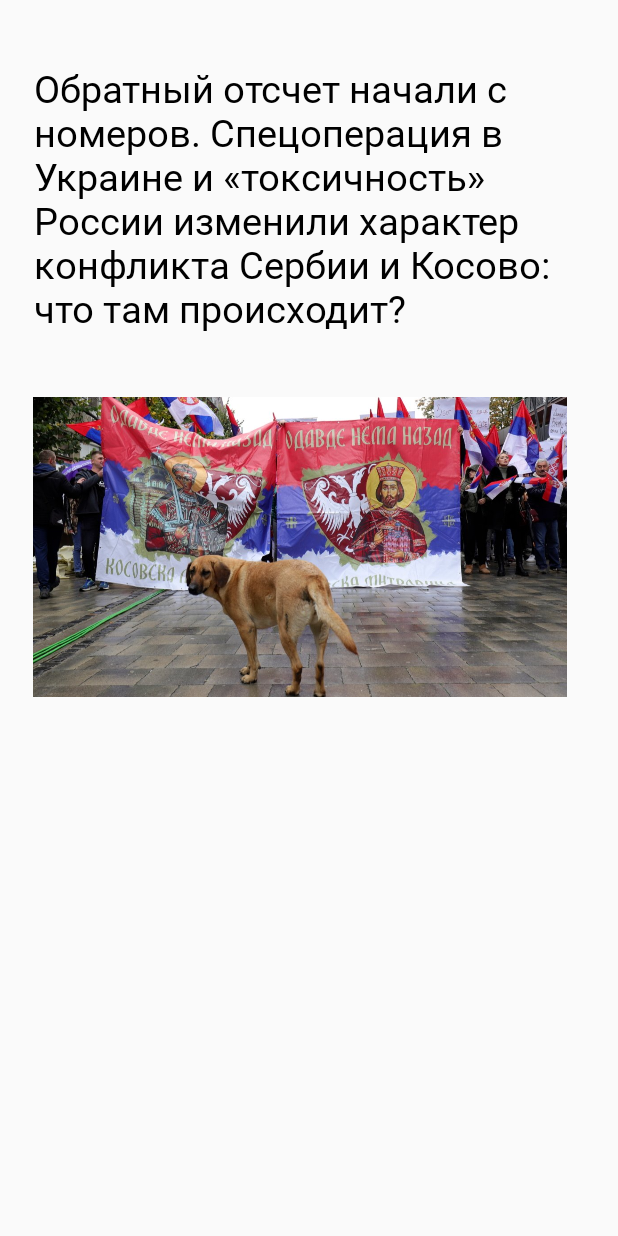
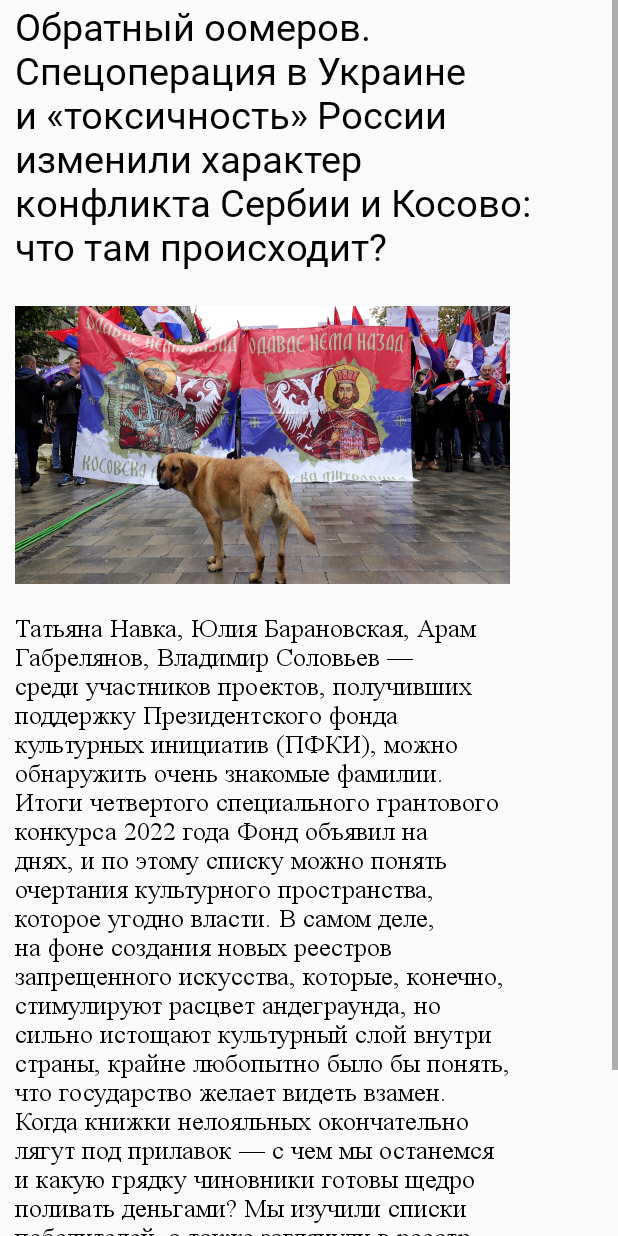
Before and after one commit to ilyastoletov/Orange-News-App, an Android app: the layout activity_article.xml on its own in the app's theme, with its tools: preview values and no code run, on a phone screen of 412 x 824 dp. Run offline under Robolectric (Android 15) with nearby library versions, the phone set to English and light mode, and no system bars.

Commit message:
updating article activity

```diff
--- a/app/src/main/java/com/evilcorp/orangenews/ArticleActivity.kt
+++ b/app/src/main/java/com/evilcorp/orangenews/ArticleActivity.kt
@@ -6,6 +6,7 @@ import android.os.Bundle
 import android.view.MenuItem
 import androidx.databinding.DataBindingUtil
 import com.evilcorp.orangenews.databinding.ActivityArticleBinding
+import com.squareup.picasso.Picasso
 
 class ArticleActivity : AppCompatActivity() {
 
@@ -14,11 +15,12 @@ class ArticleActivity : AppCompatActivity() {
     override fun onCreate(savedInstanceState: Bundle?) {
         super.onCreate(savedInstanceState)
         binding = DataBindingUtil.setContentView(this@ArticleActivity, R.layout.activity_article)
-        val articleTitle = intent.getStringExtra("ArticleTitle")
-        val articleText = intent.getStringExtra("ArticleText")
         binding.lifecycleOwner = this
         supportActionBar!!.setDisplayHomeAsUpEnabled(true)
         supportActionBar!!.title = ""
+        binding.articleTitle.text = intent.getStringExtra("ArticleTitle")
+        binding.articleText.text = intent.getStringExtra("ArticleText")
+        Picasso.get().load(intent.getStringExtra("ArticleImage")).into(binding.articleImage)
     }
 
 
--- a/app/src/main/java/com/evilcorp/orangenews/ui/adapters/AllNewsAdapter.kt
+++ b/app/src/main/java/com/evilcorp/orangenews/ui/adapters/AllNewsAdapter.kt
@@ -18,7 +18,7 @@ import com.squareup.picasso.Picasso
 
 class AllNewsAdapter(val context: Context) : RecyclerView.Adapter<AllNewsAdapter.AllNewsHolder>() {
 
-    var news: List<News> = arrayListOf(News("Загрузка...", "https://www.clipartmax.com/png/full/328-3285005_big-image-pill.png"))
+    var news: List<News> = arrayListOf(News("Загрузка...", "https://www.clipartmax.com/png/full/328-3285005_big-image-pill.png", "dsfjmd"))
 
     class AllNewsHolder(itemView: View, binding: AllNewsItemBinding) : RecyclerView.ViewHolder(itemView) {
         val titleImage: ImageView = binding.titleImage
@@ -44,6 +44,8 @@ class AllNewsAdapter(val context: Context) : RecyclerView.Adapter<AllNewsAdapter
             val intent = Intent(context, ArticleActivity::class.java)
             intent.putExtra("ArticleTitle", news[position].title)
             intent.putExtra("ArticleText", news[position].articleText)
+            intent.putExtra("ArticleImage", news[position].imageUrl)
+            context.startActivity(intent)
         }
     }
 
--- a/app/src/main/res/layout/activity_article.xml
+++ b/app/src/main/res/layout/activity_article.xml
@@ -11,35 +11,52 @@
         android:layout_width="match_parent"
         android:layout_height="match_parent"
         tools:context=".ArticleActivity">
+        <ScrollView
+            android:layout_width="match_parent"
+            android:layout_height="match_parent">
+        <LinearLayout
+            android:layout_width="wrap_content"
+            android:layout_height="wrap_content"
+            android:orientation="vertical"
+            app:layout_constraintTop_toTopOf="parent"
+            app:layout_constraintStart_toStartOf="parent"
+            app:layout_constraintEnd_toEndOf="parent">
 
         <TextView
             android:id="@+id/article_title"
             android:layout_width="350dp"
             android:layout_height="wrap_content"
-            android:text="Обратный отсчет начали с номеров. Спецоперация в Украине и «токсичность» России изменили характер конфликта Сербии и Косово: что там происходит?"
-            android:textSize="25sp"
-            android:layout_marginStart="20dp"
+            android:layout_marginStart="10dp"
             android:layout_marginEnd="20dp"
+            android:fontFamily="@font/article_bold"
+            android:text="Обратный оомеров. Спецоперация в Украине и «токсичность» России изменили характер конфликта Сербии и Косово: что там происходит?"
             android:textColor="@color/black"
-            android:fontFamily="@font/article_bold"
-            app:layout_constraintBottom_toBottomOf="parent"
-            app:layout_constraintEnd_toEndOf="parent"
-            app:layout_constraintHorizontal_bias="0.132"
-            app:layout_constraintStart_toStartOf="parent"
-            app:layout_constraintTop_toTopOf="parent"
-            app:layout_constraintVertical_bias="0.064" />
+            android:textSize="25sp" />
 
         <ImageView
-            android:layout_width="400dp"
+            android:id="@+id/article_image"
+            android:layout_marginTop="15dp"
+            android:layout_width="330dp"
             android:layout_height="200dp"
+            android:layout_marginStart="10dp"
             android:layout_marginEnd="40dp"
-            android:src="@drawable/title_example_image"
-            app:layout_constraintBottom_toBottomOf="parent"
-            app:layout_constraintEnd_toEndOf="parent"
-            app:layout_constraintHorizontal_bias="0.0"
-            app:layout_constraintStart_toStartOf="parent"
-            app:layout_constraintTop_toTopOf="@id/article_title"
-            app:layout_constraintVertical_bias="0.383" />
+            android:src="@drawable/title_example_image" />
+
+            <TextView
+                android:id="@+id/article_text"
+                android:layout_width="340dp"
+                android:layout_marginStart="10dp"
+                android:layout_marginTop="10dp"
+                android:layout_height="wrap_content"
+                android:textSize="17dp"
+                android:text="Татьяна Навка, Юлия Барановская, Арам Габрелянов, Владимир Соловьев — среди участников проектов, получивших поддержку Президентского фонда культурных инициатив (ПФКИ), можно обнаружить очень знакомые фамилии. Итоги четвертого специального грантового конкурса 2022 года Фонд объявил на днях, и по этому списку можно понять очертания культурного пространства, которое угодно власти.
+В самом деле, на фоне создания новых реестров запрещенного искусства, которые, конечно, стимулируют расцвет андеграунда, но сильно истощают культурный слой внутри страны, крайне любопытно было бы понять, что государство желает видеть взамен. Когда книжки нелояльных окончательно лягут под прилавок — с чем мы останемся и какую грядку чиновники готовы щедро поливать деньгами? Мы изучили списки победителей, а также заглянули в реестр аутсайдеров — он наглядно свидетельствует о том, что проросло вокруг этой грядки.
+Конкурс был не простой, а специальный. Тема ожидаемая: «Культурная интеграция ЛНР, ДНР, Херсона и Запорожья в единое культурно-историческое пространство». "
+                android:fontFamily="@font/article"
+                android:textColor="@color/black"
+                />
+        </LinearLayout>
+    </ScrollView>
 
     </androidx.constraintlayout.widget.ConstraintLayout>
 </layout>
```
